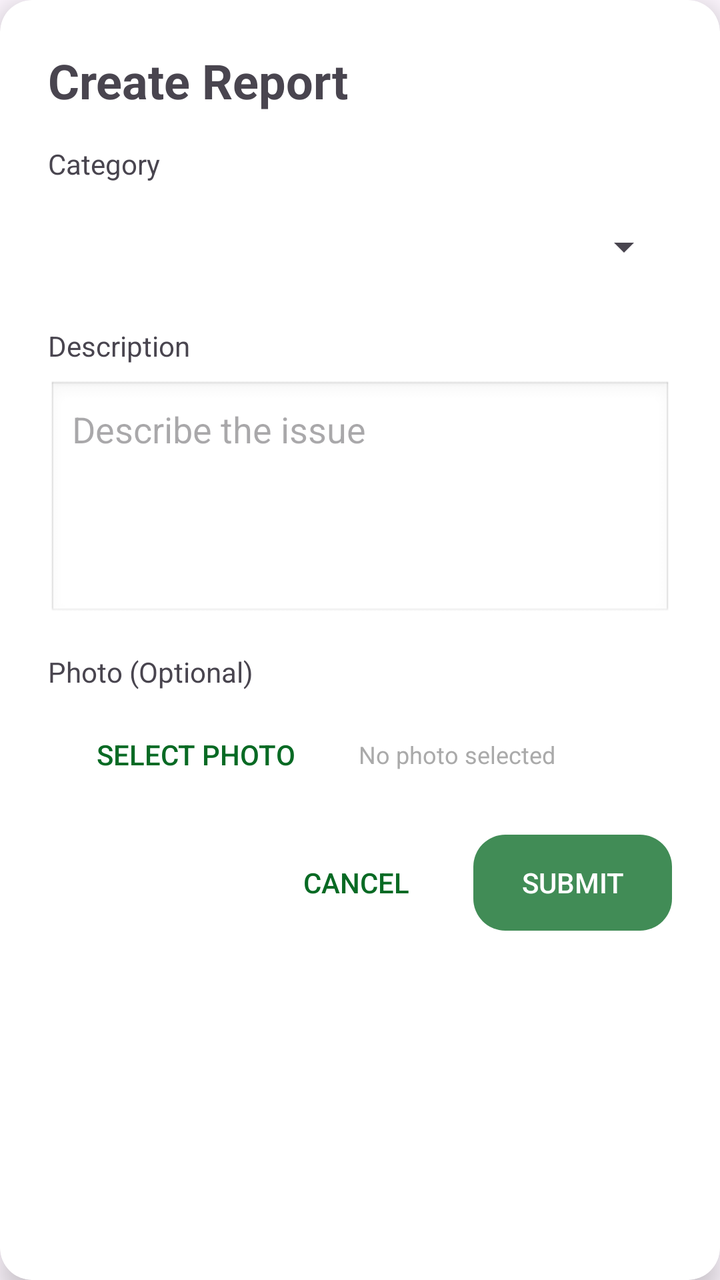
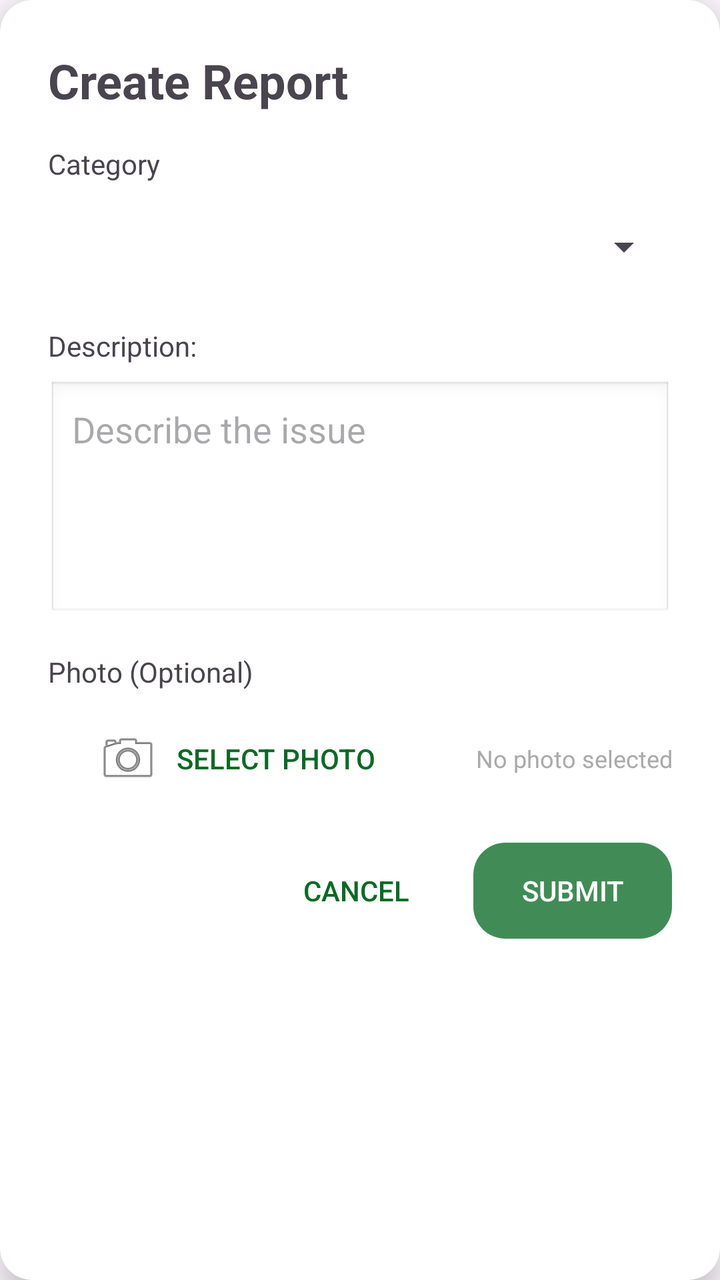

The first picture is an Android layout as it rendered before a commit; the second is the same layout after the commit. The layout source and the unified diff follow.
<!-- AndroidManifest.xml: application theme Theme.Civix -->
<!-- res/layout/dialog_create_report.xml -->
<?xml version="1.0" encoding="utf-8"?>
<androidx.cardview.widget.CardView xmlns:android="http://schemas.android.com/apk/res/android"
    xmlns:app="http://schemas.android.com/apk/res-auto"
    android:layout_width="match_parent"
    android:layout_height="wrap_content"
    android:layout_margin="32dp"
    app:cardCornerRadius="16dp"
    app:cardElevation="8dp">

    <LinearLayout
        android:layout_width="match_parent"
        android:layout_height="wrap_content"
        android:orientation="vertical"
        android:padding="24dp">

        <TextView
            android:id="@+id/dialog_title"
            android:layout_width="match_parent"
            android:layout_height="wrap_content"
            android:text="@string/create_report_title"
            android:textSize="24sp"
            android:textStyle="bold"
            android:layout_marginBottom="16dp" />

        <TextView
            android:layout_width="match_parent"
            android:layout_height="wrap_content"
            android:text="@string/report_category"
            android:textSize="14sp"
            android:layout_marginBottom="8dp" />

        <Spinner
            android:id="@+id/category_spinner"
            android:layout_width="match_parent"
            android:layout_height="wrap_content"
            android:minHeight="48dp"
            android:layout_marginBottom="16dp" />

        <TextView
            android:layout_width="match_parent"
            android:layout_height="wrap_content"
            android:text="@string/report_description"
            android:textSize="14sp"
            android:layout_marginBottom="8dp" />

        <EditText
            android:id="@+id/description_input"
            android:layout_width="match_parent"
            android:layout_height="120dp"
            android:hint="@string/report_description_hint"
            android:gravity="top"
            android:inputType="textMultiLine"
            android:padding="12dp"
            android:background="@android:drawable/edit_text"
            android:layout_marginBottom="16dp" />

        <TextView
            android:layout_width="match_parent"
            android:layout_height="wrap_content"
            android:text="@string/report_photo"
            android:textSize="14sp"
            android:layout_marginBottom="8dp" />

        <LinearLayout
            android:layout_width="match_parent"
            android:layout_height="wrap_content"
            android:orientation="horizontal"
            android:layout_marginBottom="16dp">

            <Button
                android:id="@+id/select_photo_button"
                style="@style/Widget.AppCompat.Button.Borderless"
                android:layout_width="wrap_content"
                android:layout_height="wrap_content"
                android:text="@string/select_photo"
                android:textColor="@color/primary"
                android:drawableStart="@android:drawable/ic_menu_camera"
                android:drawablePadding="8dp" />

            <TextView
                android:id="@+id/photo_status_text"
                android:layout_width="0dp"
                android:layout_height="wrap_content"
                android:layout_weight="1"
                android:layout_gravity="center_vertical"
                android:text="@string/no_photo_selected"
                android:textSize="12sp"
                android:textColor="@android:color/darker_gray"
                android:layout_marginStart="8dp" />
        </LinearLayout>

        <ImageView
            android:id="@+id/photo_preview"
            android:layout_width="match_parent"
            android:layout_height="200dp"
            android:scaleType="centerCrop"
            android:visibility="gone"
            android:layout_marginBottom="16dp"
            android:contentDescription="@string/photo_preview" />

        <LinearLayout
            android:layout_width="match_parent"
            android:layout_height="wrap_content"
            android:orientation="horizontal"
            android:gravity="end">

            <Button
                android:id="@+id/cancel_button"
                style="@style/Widget.AppCompat.Button.Borderless"
                android:layout_width="wrap_content"
                android:layout_height="wrap_content"
                android:text="@string/report_cancel"
                android:textColor="@color/primary"
                android:layout_marginEnd="8dp" />

            <Button
                android:id="@+id/submit_button"
                style="@style/Widget.AppCompat.Button.Borderless.Colored"
                android:layout_width="wrap_content"
                android:layout_height="wrap_content"
                android:text="@string/report_submit"
                android:background="@drawable/rounded_button_background"
                android:textColor="@color/white" />
        </LinearLayout>
    </LinearLayout>
</androidx.cardview.widget.CardView>
<!-- resources referenced by this layout -->
<resources>
  <color name="primary">#086a24</color>
  <color name="white">#FFFFFFFF</color>
  <!-- drawable rounded_button_background (drawable) -->
  <?xml version="1.0" encoding="utf-8"?>
  <shape xmlns:android="http://schemas.android.com/apk/res/android"
      android:shape="rectangle">
      <solid android:color="#c4086a24" />
      <corners android:radius="16sp" />
  </shape>
  <string name="create_report_title">Create Report</string>
  <string name="no_photo_selected">No photo selected</string>
  <string name="photo_preview">Photo preview</string>
  <string name="report_cancel">Cancel</string>
  <string name="report_category">Category</string>
  <string name="report_description">Description</string>
  <string name="report_description_hint">Describe the issue</string>
  <string name="report_photo">Photo (Optional)</string>
  <string name="report_submit">Submit</string>
  <string name="select_photo">Select Photo</string>
  <style name="Theme.Civix" parent="Base.Theme.Civix" />
  <style name="Base.Theme.Civix" parent="Theme.Material3.DayNight.NoActionBar">
  
           <item name="colorPrimary">@color/primary</item>
      </style>
</resources>

<!-- the commit's change to res/layout/dialog_create_report.xml (unified diff, before → after) -->
@@ -74,19 +74,20 @@
                 android:layout_height="wrap_content"
                 android:text="@string/select_photo"
                 android:textColor="@color/primary"
-                android:drawableStart="@android:drawable/ic_menu_camera"
+                android:drawableLeft="@android:drawable/ic_menu_camera"
                 android:drawablePadding="8dp" />
 
             <TextView
                 android:id="@+id/photo_status_text"
-                android:layout_width="0dp"
+                android:layout_width="wrap_content"
                 android:layout_height="wrap_content"
+                android:layout_gravity="center_vertical"
+                android:layout_marginStart="8dp"
                 android:layout_weight="1"
-                android:layout_gravity="center_vertical"
                 android:text="@string/no_photo_selected"
-                android:textSize="12sp"
                 android:textColor="@android:color/darker_gray"
-                android:layout_marginStart="8dp" />
+                android:textAlignment="textEnd"
+                android:textSize="12sp" />
         </LinearLayout>
 
         <ImageView
<!-- resource entries referenced after the edit -->
@@ -14,7 +14,7 @@
   <string name="photo_preview">Photo preview</string>
   <string name="report_cancel">Cancel</string>
   <string name="report_category">Category</string>
-  <string name="report_description">Description</string>
+  <string name="report_description">Description:</string>
   <string name="report_description_hint">Describe the issue</string>
   <string name="report_photo">Photo (Optional)</string>
   <string name="report_submit">Submit</string>
